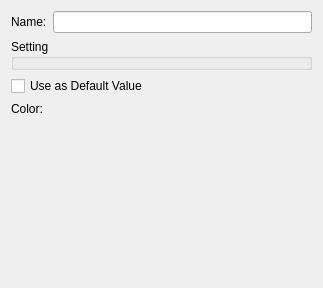
Before: the Qt Designer form libs/guicore/pre/complex/gridcomplexconditionwidget.ui in i-RIC/prepost-gui, drawn with Qt 5.
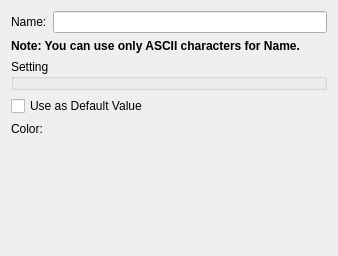
After: the same form once the commit is applied. Custom widgets are drawn as their Qt base class.

Patch:
```diff
--- a/libs/guicore/pre/complex/gridcomplexconditionwidget.ui
+++ b/libs/guicore/pre/complex/gridcomplexconditionwidget.ui
@@ -6,8 +6,8 @@
    <rect>
     <x>0</x>
     <y>0</y>
-    <width>323</width>
-    <height>288</height>
+    <width>338</width>
+    <height>256</height>
    </rect>
   </property>
   <property name="windowTitle">
@@ -27,27 +27,34 @@
       <widget class="QLineEdit" name="nameEdit"/>
      </item>
      <item row="1" column="0" colspan="2">
+      <widget class="QLabel" name="label">
+       <property name="text">
+        <string>&lt;html&gt;&lt;head/&gt;&lt;body&gt;&lt;p&gt;&lt;span style=&quot; font-weight:600;&quot;&gt;Note: You can use only ASCII characters for Name.&lt;/span&gt;&lt;/p&gt;&lt;/body&gt;&lt;/html&gt;</string>
+       </property>
+      </widget>
+     </item>
+     <item row="2" column="0" colspan="2">
       <widget class="QGroupBox" name="settingGroupBox">
        <property name="title">
         <string>Setting</string>
        </property>
       </widget>
      </item>
-     <item row="2" column="0" colspan="2">
+     <item row="3" column="0" colspan="2">
       <widget class="QCheckBox" name="isDefaultCheckBox">
        <property name="text">
         <string>Use as Default Value</string>
        </property>
       </widget>
      </item>
-     <item row="3" column="0">
+     <item row="4" column="0">
       <widget class="QLabel" name="colorLabel">
        <property name="text">
         <string>Color:</string>
        </property>
       </widget>
      </item>
-     <item row="3" column="1">
+     <item row="4" column="1">
       <layout class="QHBoxLayout" name="horizontalLayout">
        <item>
         <widget class="ColorEditWidget" name="colorWidget">
```
Left out of the diff: 1 changed line with no effect on the pictures.
